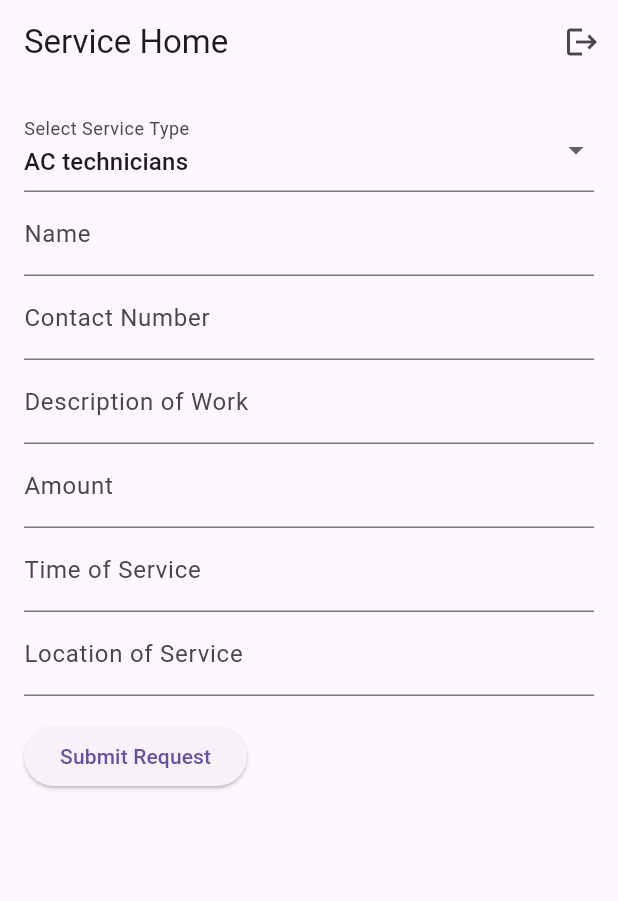
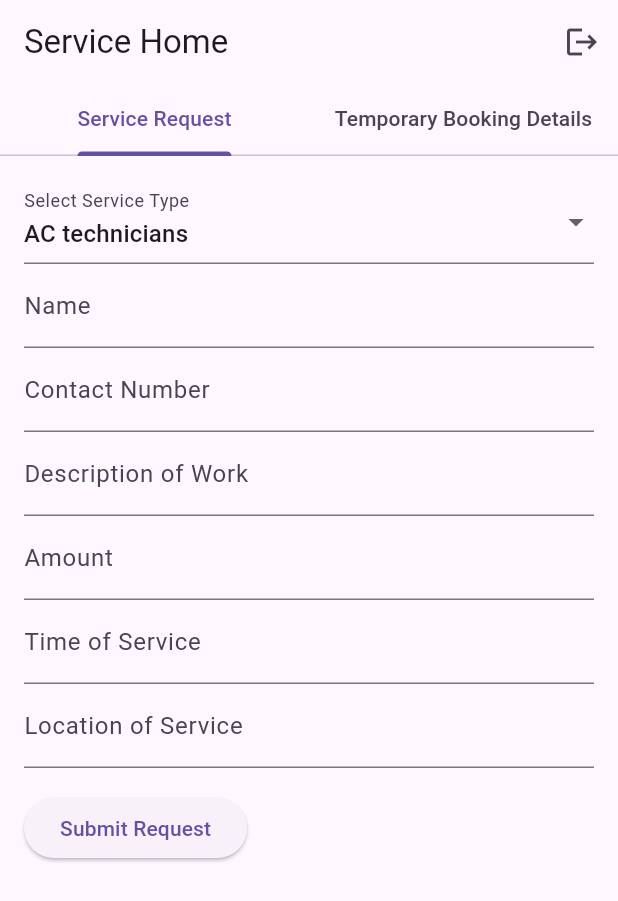
Before and after one commit to Likhitha494/hackathon, a Flutter app: the ServiceHome screen opened directly, on a phone screen of 412 x 824 dp. Shown: the top 901 px of the screen. Run offline on Flutter 3.47's test engine with Material 3 defaults, Android fonts, the phone set to English and light mode, and no system bars; our stand-ins replace cloud_firestore, firebase_auth, firebase_core, firebase_database, flutter_spinkit, google_sign_in and 2 more; accounts and stored records are empty.

Commit message:
completed with booking status of srvicer

```diff
--- a/lib/service_home.dart
+++ b/lib/service_home.dart
@@ -1,26 +1,33 @@
-import 'dart:ffi';
-
+import 'package:flutter/foundation.dart';
 import 'package:flutter/material.dart';
 import 'package:cloud_firestore/cloud_firestore.dart';
 import 'package:firebase_auth/firebase_auth.dart';
-import 'package:firebase_core/firebase_core.dart';
 import 'package:hackathon/slpash_screen.dart';
+import 'package:url_launcher/url_launcher.dart';  // Add this package for launching SMS
 
 class ServiceHome extends StatefulWidget {
+  const ServiceHome({super.key});
+
   @override
   _ServiceHomeState createState() => _ServiceHomeState();
 }
 
-class _ServiceHomeState extends State<ServiceHome> {
+class _ServiceHomeState extends State<ServiceHome> with TickerProviderStateMixin {
   final _formKey = GlobalKey<FormState>();
-  final _nameController=TextEditingController();
-  final _contactNumberController=TextEditingController();
+  final _nameController = TextEditingController();
+  final _contactNumberController = TextEditingController();
   final _descriptionController = TextEditingController();
   final _amountController = TextEditingController();
   final _timeController = TextEditingController();
   final _locationController = TextEditingController();
   String _selectedService = 'AC technicians';
-  String username = '';  // Initially empty, will be fetched from Firebase
+  String username = ''; // Initially empty, will be fetched from Firebase
+  String _contact = '';
+  String _preferredDate = '';
+  String _preferredTime = '';
+  String _problemDescription = '';
+  String _problemLocation = '';
+  String _technicianName = '';
 
   // List of available services
   final List<String> _services = [
@@ -36,90 +43,119 @@ class _ServiceHomeState extends State<ServiceHome> {
     'Other service providers'
   ];
 
+  late TabController _tabController;
+
   @override
   void initState() {
     super.initState();
+    _tabController = TabController(length: 2, vsync: this);
     _getUsernameFromFirestore();
+    _getTemporaryBookingDetails();
   }
 
   // Function to fetch username from Firebase Firestore
   Future<void> _getUsernameFromFirestore() async {
     try {
-      // Get the current user's uid
       User? user = FirebaseAuth.instance.currentUser;
       if (user != null) {
-        String uid = user.uid;  // Fetching the user ID
+        String uid = user.uid; // Fetching the user ID
 
         // Query the 'Users' collection using the uid as document ID
         DocumentSnapshot userDoc = await FirebaseFirestore.instance
             .collection('Users')
-            .doc(uid)  // Using uid as the document ID
+            .doc(uid)
             .get();
 
         if (userDoc.exists) {
-          // Fetch the 'username' field from the document
           setState(() {
-            username = userDoc['username'] ?? 'Unknown';  // Default to 'Unknown' if no username field
+            username = userDoc['username'] ?? 'Unknown';
           });
-          print('Username found: $username'); // Debugging: Check the username value
+          if (kDebugMode) {
+            print('Username found: $username');
+          }
         } else {
+          if (kDebugMode) {
             print('User document not found!');
+          }
           setState(() {
             username = 'Unknown';
           });
         }
       } else {
+        if (kDebugMode) {
           print('No user is signed in.');
         }
+      }
     } catch (e) {
+      if (kDebugMode) {
         print('Error fetching username: $e');
+      }
       setState(() {
         username = 'Unknown';
       });
     }
   }
 
-  // Function to submit form data to Firebase
-  Future<void> _submitForm() async {
+  // Function to fetch temporary booking details
+  Future<void> _getTemporaryBookingDetails() async {
     User? user = FirebaseAuth.instance.currentUser;
     if (user != null) {
-      String? email = user.email;  // Get the current user's email
-      print('User email: $email');
+      String email = user.email!; // Get the current user's email
 
-      // If email is not null or empty, proceed with submitting the service request
-      if (_formKey.currentState!.validate()) {
       try {
-          // If the email is available, proceed to submit service request
-          DocumentReference serviceDoc = FirebaseFirestore.instance
-              .collection(_selectedService)  // Collection based on service type
-              .doc(email);  // Use email as the document ID
+        // Fetching the document using the user's email from 'TemporaryBookings' collection
+        DocumentSnapshot bookingDoc = await FirebaseFirestore.instance
+            .collection('TemporaryBookings')
+            .doc(email) // Use email as the document ID
+            .get();
 
-          // Set the service request data with user's email
-          await serviceDoc.set({
-            'email': email,  // Store email as a field
-            'description': _descriptionController.text,
-            'amount': _amountController.text,
-            'time': _timeController.text,
-            'location': _locationController.text,
-            'contact': _contactNumberController.text  // Corrected this line
+        if (bookingDoc.exists) {
+          setState(() {
+            _contact = bookingDoc['contact'] ?? 'N/A';
+            _preferredDate = bookingDoc['preferredDate'] ?? 'N/A';
+            _preferredTime = bookingDoc['preferredTime'] ?? 'N/A';
+            _problemDescription = bookingDoc['problemDescription'] ?? 'N/A';
+            _problemLocation = bookingDoc['problemLocation'] ?? 'N/A';
+            _technicianName = bookingDoc['technicianName'] ?? 'N/A';
           });
-
-          // Show success message
-          ScaffoldMessenger.of(context).showSnackBar(
-              const SnackBar(content: Text('Service request submitted successfully')));
+        } else {
+          if (kDebugMode) {
+            print('Booking document not found!');
+          }
+        }
       } catch (e) {
-          ScaffoldMessenger.of(context).showSnackBar(
-              SnackBar(content: Text('Error: $e')));
+        if (kDebugMode) {
+          print('Error fetching booking details: $e');
         }
       }
     } else {
+      if (kDebugMode) {
         print('No user is signed in.');
       }
     }
+  }
+
+  // Function to send SMS for booking confirmation
+  Future<void> _sendConfirmationMessage(String contact) async {
+    final Uri smsUrl = Uri(
+      scheme: 'sms',
+      path: contact,
+      queryParameters: {
+        'body': 'Your booking is confirmed. Thank you for choosing our service!'
+      },
+    );
+
+    if (await canLaunch(smsUrl.toString())) {
+      await launch(smsUrl.toString());
+    } else {
+      throw 'Could not send SMS to $contact';
+    }
+  }
+
   void _logout() async {
     await FirebaseAuth.instance.signOut(); // Sign out the user
     Navigator.pushReplacement(
-        context, MaterialPageRoute(builder: (context) => SplashScreen()));
+        context, MaterialPageRoute(builder: (context) => const SplashScreen()));
   }
 
   @override
@@ -130,17 +166,28 @@ class _ServiceHomeState extends State<ServiceHome> {
         actions: [
           IconButton(
             onPressed: _logout,
-              icon: Icon(Icons.logout)),
+            icon: const Icon(Icons.logout),
+          ),
+        ],
+        bottom: TabBar(
+          controller: _tabController,
+          tabs: const [
+            Tab(text: 'Service Request'),
+            Tab(text: 'Temporary Booking Details'),
           ],
         ),
-      body: Padding(
+      ),
+      body: TabBarView(
+        controller: _tabController,
+        children: [
+          // Service Request Tab
+          Padding(
             padding: const EdgeInsets.all(16.0),
             child: Form(
               key: _formKey,
               child: Column(
                 crossAxisAlignment: CrossAxisAlignment.start,
                 children: <Widget>[
-              // Dropdown for selecting service type
                   DropdownButtonFormField<String>(
                     value: _selectedService,
                     onChanged: (value) {
@@ -154,7 +201,7 @@ class _ServiceHomeState extends State<ServiceHome> {
                         child: Text(service),
                       );
                     }).toList(),
-                decoration: InputDecoration(labelText: 'Select Service Type'),
+                    decoration: const InputDecoration(labelText: 'Select Service Type'),
                     validator: (value) {
                       if (value == null || value.isEmpty) {
                         return 'Please select a service type';
@@ -164,7 +211,7 @@ class _ServiceHomeState extends State<ServiceHome> {
                   ),
                   TextFormField(
                     controller: _nameController,
-                decoration: InputDecoration(labelText: 'Name'),
+                    decoration: const InputDecoration(labelText: 'Name'),
                     validator: (value) {
                       if (value == null || value.isEmpty) {
                         return 'Please enter your name';
@@ -174,7 +221,7 @@ class _ServiceHomeState extends State<ServiceHome> {
                   ),
                   TextFormField(
                     controller: _contactNumberController,
-                decoration: InputDecoration(labelText: 'Contact Number'),
+                    decoration: const InputDecoration(labelText: 'Contact Number'),
                     keyboardType: TextInputType.phone,
                     validator: (value) {
                       if (value == null || value.isEmpty) {
@@ -186,10 +233,9 @@ class _ServiceHomeState extends State<ServiceHome> {
                       return null;
                     },
                   ),
-              // Description field
                   TextFormField(
                     controller: _descriptionController,
-                decoration: InputDecoration(labelText: 'Description of Work'),
+                    decoration: const InputDecoration(labelText: 'Description of Work'),
                     validator: (value) {
                       if (value == null || value.isEmpty) {
                         return 'Please enter a description';
@@ -197,10 +243,9 @@ class _ServiceHomeState extends State<ServiceHome> {
                       return null;
                     },
                   ),
-              // Amount field
                   TextFormField(
                     controller: _amountController,
-                decoration: InputDecoration(labelText: 'Amount'),
+                    decoration: const InputDecoration(labelText: 'Amount'),
                     keyboardType: TextInputType.number,
                     validator: (value) {
                       if (value == null || value.isEmpty) {
@@ -209,10 +254,9 @@ class _ServiceHomeState extends State<ServiceHome> {
                       return null;
                     },
                   ),
-              // Time field
                   TextFormField(
                     controller: _timeController,
-                decoration: InputDecoration(labelText: 'Time of Service'),
+                    decoration: const InputDecoration(labelText: 'Time of Service'),
                     validator: (value) {
                       if (value == null || value.isEmpty) {
                         return 'Please enter the time for the service';
@@ -220,10 +264,9 @@ class _ServiceHomeState extends State<ServiceHome> {
                       return null;
                     },
                   ),
-              // Location field
                   TextFormField(
                     controller: _locationController,
-                decoration: InputDecoration(labelText: 'Location of Service'),
+                    decoration: const InputDecoration(labelText: 'Location of Service'),
                     validator: (value) {
                       if (value == null || value.isEmpty) {
                         return 'Please enter the location';
@@ -231,18 +274,93 @@ class _ServiceHomeState extends State<ServiceHome> {
                       return null;
                     },
                   ),
-              // Submit button
                   Padding(
                     padding: const EdgeInsets.symmetric(vertical: 16.0),
                     child: ElevatedButton(
                       onPressed: _submitForm,
-                  child: Text('Submit Request'),
+                      child: const Text('Submit Request'),
                     ),
                   ),
                 ],
               ),
             ),
           ),
+          // Temporary Booking Details Tab with Box Design
+          Padding(
+            padding: const EdgeInsets.all(16.0),
+            child: ListView(
+              children: <Widget>[
+                _buildBookingDetailBox('Contact', _contact),
+                _buildBookingDetailBox('Preferred Date', _preferredDate),
+                _buildBookingDetailBox('Preferred Time', _preferredTime),
+                _buildBookingDetailBox('Problem Description', _problemDescription),
+                _buildBookingDetailBox('Problem Location', _problemLocation),
+                _buildBookingDetailBox('Technician Name', _technicianName),
+                Padding(
+                  padding: const EdgeInsets.symmetric(vertical: 16.0),
+                  child: ElevatedButton(
+                    onPressed: () {
+                      _sendConfirmationMessage(_contact);
+                    },
+                    child: const Text('Confirm Booking and Send SMS'),
+                  ),
+                ),
+              ],
+            ),
+          ),
+        ],
+      ),
     );
   }
+
+  // Helper method to create a custom styled box for each booking detail
+  Widget _buildBookingDetailBox(String title, String content) {
+    return Container(
+      margin: const EdgeInsets.only(bottom: 16.0),
+      padding: const EdgeInsets.all(16.0),
+      decoration: BoxDecoration(
+        color: Colors.white,
+        borderRadius: BorderRadius.circular(10.0),
+        boxShadow: [
+          BoxShadow(
+            color: Colors.black.withOpacity(0.1),
+            spreadRadius: 1,
+            blurRadius: 4,
+            offset: const Offset(0, 2),
+          ),
+        ],
+      ),
+      child: Row(
+        children: [
+          Expanded(
+            child: Text(
+              '$title:',
+              style: const TextStyle(
+                fontSize: 16,
+                fontWeight: FontWeight.bold,
+                color: Colors.blueGrey,
+              ),
+            ),
+          ),
+          Expanded(
+            child: Text(
+              content,
+              style: const TextStyle(
+                fontSize: 16,
+                color: Colors.black,
+              ),
+              textAlign: TextAlign.right,
+            ),
+          ),
+        ],
+      ),
+    );
   }
+
+  // Handle form submission
+  void _submitForm() {
+    if (_formKey.currentState?.validate() ?? false) {
+      // Process data and save to Firestore or another action
+    }
+  }
+}
```
Lines whose indentation alone changed are shown as unchanged.
